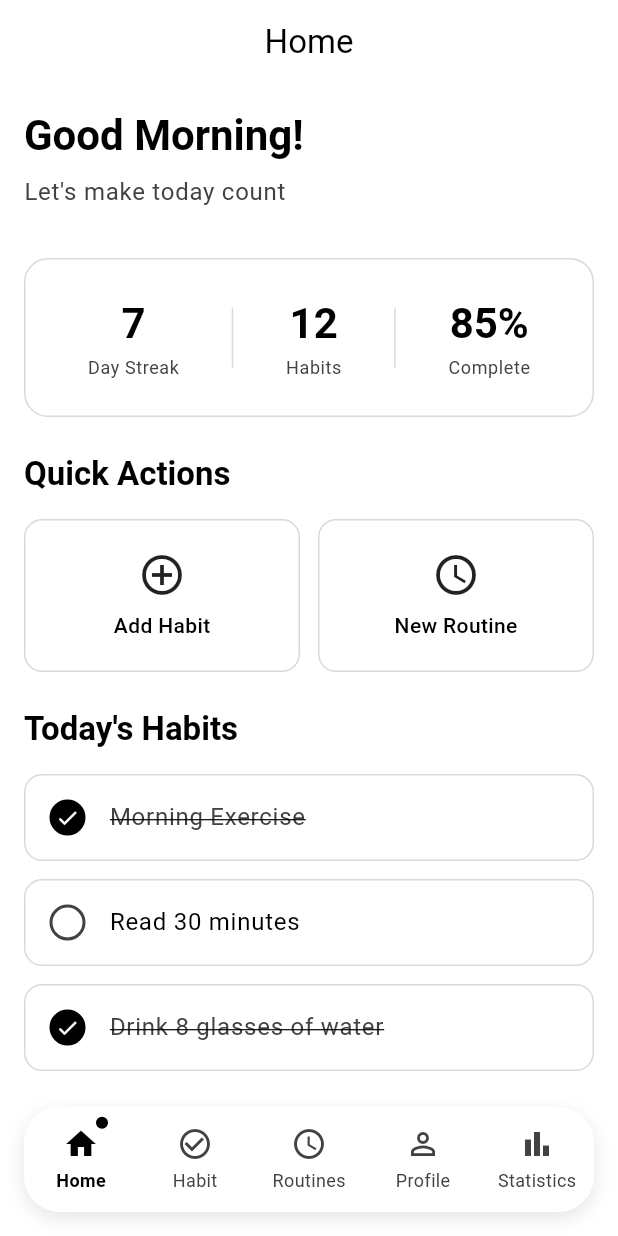
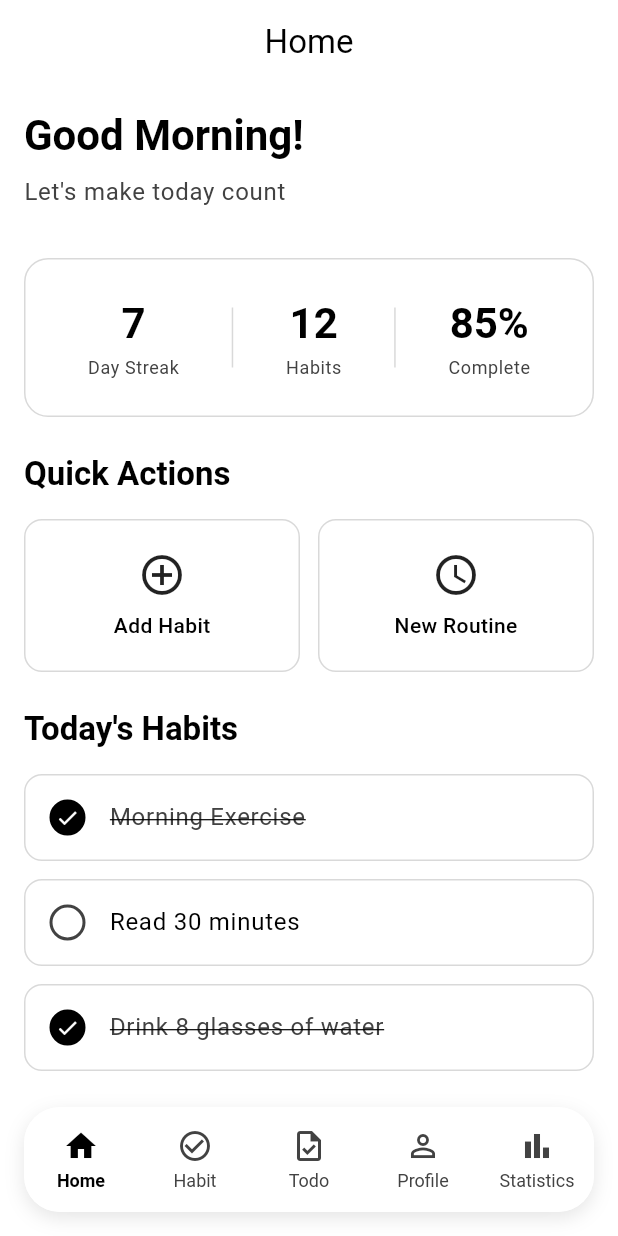
Before and after one commit to TomTom2k/tracker-habit-app, a Flutter app: the MainNavigationPage screen opened by its route, on a phone screen of 412 x 824 dp. Run offline on Flutter 3.47's test engine with Material 3 defaults, Android fonts, the phone set to English and light mode, and no system bars; our stand-ins replace go_router, shared_preferences; accounts and stored records are empty.

Commit message:
Refactor CustomBottomNavBar to StatefulWidget

```diff
--- a/lib/core/widgets/custom_bottom_nav_bar.dart
+++ b/lib/core/widgets/custom_bottom_nav_bar.dart
@@ -1,6 +1,6 @@
 import 'package:flutter/material.dart';
 
-class CustomBottomNavBar extends StatelessWidget {
+class CustomBottomNavBar extends StatefulWidget {
   final int currentIndex;
   final Function(int) onTap;
   final List<BottomNavItem> items;
@@ -11,6 +11,47 @@ class CustomBottomNavBar extends StatelessWidget {
     required this.onTap,
     required this.items,
   });
+
+  @override
+  State<CustomBottomNavBar> createState() => _CustomBottomNavBarState();
+}
+
+class _CustomBottomNavBarState extends State<CustomBottomNavBar>
+    with SingleTickerProviderStateMixin {
+  late AnimationController _animationController;
+  late Animation<double> _animation;
+  int _previousIndex = 0;
+
+  @override
+  void initState() {
+    super.initState();
+    _previousIndex = widget.currentIndex;
+    _animationController = AnimationController(
+      vsync: this,
+      duration: const Duration(milliseconds: 300),
+    );
+    _animation = CurvedAnimation(
+      parent: _animationController,
+      curve: Curves.easeInOutCubic,
+    );
+    _animationController.forward();
+  }
+
+  @override
+  void didUpdateWidget(CustomBottomNavBar oldWidget) {
+    super.didUpdateWidget(oldWidget);
+    if (oldWidget.currentIndex != widget.currentIndex) {
+      _previousIndex = oldWidget.currentIndex;
+      _animationController.reset();
+      _animationController.forward();
+    }
+  }
+
+  @override
+  void dispose() {
+    _animationController.dispose();
+    super.dispose();
+  }
 
   @override
   Widget build(BuildContext context) {
@@ -36,26 +77,33 @@ class CustomBottomNavBar extends StatelessWidget {
       ),
       child: ClipRRect(
         borderRadius: BorderRadius.circular(24),
-        child: CustomPaint(
-          painter: NotchPainter(
-            selectedIndex: currentIndex,
-            itemCount: items.length,
+        child: AnimatedBuilder(
+          animation: _animation,
+          builder: (context, child) {
+            return CustomPaint(
+              painter: AnimatedNotchPainter(
+                selectedIndex: widget.currentIndex,
+                previousIndex: _previousIndex,
+                itemCount: widget.items.length,
                 notchColor: backgroundColor,
+                animation: _animation.value,
               ),
               child: Row(
                 mainAxisAlignment: MainAxisAlignment.spaceAround,
                 children: List.generate(
-              items.length,
+                  widget.items.length,
                   (index) => _buildNavItem(
                     context,
-                items[index],
+                    widget.items[index],
                     index,
-                currentIndex == index,
+                    widget.currentIndex == index,
                     selectedColor,
                     unselectedColor,
                   ),
                 ),
               ),
+            );
+          },
         ),
       ),
     );
@@ -71,7 +119,7 @@ class CustomBottomNavBar extends StatelessWidget {
   ) {
     return Expanded(
       child: GestureDetector(
-        onTap: () => onTap(index),
+        onTap: () => widget.onTap(index),
         behavior: HitTestBehavior.opaque,
         child: Column(
           mainAxisAlignment: MainAxisAlignment.center,
@@ -79,34 +127,32 @@ class CustomBottomNavBar extends StatelessWidget {
             Stack(
               clipBehavior: Clip.none,
               children: [
-                Icon(
+                AnimatedSwitcher(
+                  duration: const Duration(milliseconds: 200),
+                  transitionBuilder: (child, animation) {
+                    return ScaleTransition(
+                      scale: animation,
+                      child: child,
+                    );
+                  },
+                  child: Icon(
                     isSelected ? item.activeIcon : item.icon,
+                    key: ValueKey('${item.label}_$isSelected'),
                     color: isSelected ? selectedColor : unselectedColor,
                     size: 24,
-                ),
-                if (isSelected)
-                  Positioned(
-                    top: -6,
-                    right: -6,
-                    child: Container(
-                      width: 8,
-                      height: 8,
-                      decoration: BoxDecoration(
-                        color: selectedColor,
-                        shape: BoxShape.circle,
-                      ),
                   ),
                 ),
               ],
             ),
             const SizedBox(height: 4),
-            Text(
-              item.label,
+            AnimatedDefaultTextStyle(
+              duration: const Duration(milliseconds: 200),
               style: TextStyle(
                 fontSize: 12,
                 fontWeight: isSelected ? FontWeight.w600 : FontWeight.normal,
                 color: isSelected ? selectedColor : unselectedColor,
               ),
+              child: Text(item.label),
             ),
           ],
         ),
@@ -115,21 +161,30 @@ class CustomBottomNavBar extends StatelessWidget {
   }
 }
 
-class NotchPainter extends CustomPainter {
+class AnimatedNotchPainter extends CustomPainter {
   final int selectedIndex;
+  final int previousIndex;
   final int itemCount;
   final Color notchColor;
+  final double animation;
 
-  NotchPainter({
+  AnimatedNotchPainter({
     required this.selectedIndex,
+    required this.previousIndex,
     required this.itemCount,
     required this.notchColor,
+    required this.animation,
   });
 
   @override
   void paint(Canvas canvas, Size size) {
     final itemWidth = size.width / itemCount;
-    final centerX = (selectedIndex * itemWidth) + (itemWidth / 2);
+
+    // Tính toán vị trí notch với animation
+    final previousCenterX = (previousIndex * itemWidth) + (itemWidth / 2);
+    final currentCenterX = (selectedIndex * itemWidth) + (itemWidth / 2);
+    final centerX = previousCenterX + (currentCenterX - previousCenterX) * animation;
+
     const notchHeight = 18.0;
     const notchWidth = 48.0;
     const borderRadius = 24.0;
@@ -151,22 +206,23 @@ class NotchPainter extends CustomPainter {
       path.lineTo(borderRadius, 0);
     }
 
-    // Vẽ notch (vết lõm lên trên)
+    // Vẽ notch (vết lõm lên trên) với animation
+    final animatedNotchHeight = notchHeight * (0.5 + 0.5 * animation);
     path.quadraticBezierTo(
       centerX - notchWidth / 3,
-      -notchHeight * 0.5,
+      -animatedNotchHeight * 0.5,
       centerX - notchWidth / 6,
-      -notchHeight * 0.2,
+      -animatedNotchHeight * 0.2,
     );
     path.quadraticBezierTo(
       centerX,
-      -notchHeight,
+      -animatedNotchHeight,
       centerX + notchWidth / 6,
-      -notchHeight * 0.2,
+      -animatedNotchHeight * 0.2,
     );
     path.quadraticBezierTo(
       centerX + notchWidth / 3,
-      -notchHeight * 0.5,
+      -animatedNotchHeight * 0.5,
       centerX + notchWidth / 2,
       0,
     );
@@ -218,8 +274,10 @@ class NotchPainter extends CustomPainter {
   }
 
   @override
-  bool shouldRepaint(NotchPainter oldDelegate) {
-    return oldDelegate.selectedIndex != selectedIndex;
+  bool shouldRepaint(AnimatedNotchPainter oldDelegate) {
+    return oldDelegate.selectedIndex != selectedIndex ||
+        oldDelegate.animation != animation ||
+        oldDelegate.previousIndex != previousIndex;
   }
 }
 
--- a/lib/features/home/presentation/pages/main_navigation_page.dart
+++ b/lib/features/home/presentation/pages/main_navigation_page.dart
@@ -1,7 +1,7 @@
 import 'package:flutter/material.dart';
 import '../widgets/home_page.dart';
 import '../../../habit/presentation/pages/habit_page.dart';
-import '../../../routines/presentation/pages/routines_page.dart';
+import '../../../todo/presentation/pages/todo_page.dart';
 import '../../../profile/presentation/pages/profile_page.dart';
 import '../../../statistics/presentation/pages/statistics_page.dart';
 import '../../../../core/widgets/custom_bottom_nav_bar.dart';
@@ -19,7 +19,7 @@ class _MainNavigationPageState extends State<MainNavigationPage> {
   final List<Widget> _pages = [
     const HomePage(),
     const HabitPage(),
-    const RoutinesPage(),
+    const TodoPage(),
     const ProfilePage(),
     const StatisticsPage(),
   ];
@@ -36,9 +36,9 @@ class _MainNavigationPageState extends State<MainNavigationPage> {
       label: 'Habit',
     ),
     BottomNavItem(
-      icon: Icons.schedule_outlined,
-      activeIcon: Icons.schedule,
-      label: 'Routines',
+      icon: Icons.task_outlined,
+      activeIcon: Icons.task,
+      label: 'Todo',
     ),
     BottomNavItem(
       icon: Icons.person_outline,
--- a/lib/features/routines/presentation/pages/routines_page.dart
+++ b/lib/features/todo/presentation/pages/todo_page.dart
@@ -1,16 +1,16 @@
 import 'package:flutter/material.dart';
 
-class RoutinesPage extends StatelessWidget {
-  const RoutinesPage({super.key});
+class TodoPage extends StatelessWidget {
+  const TodoPage({super.key});
 
   @override
   Widget build(BuildContext context) {
     return Scaffold(
       appBar: AppBar(
-        title: const Text('Routines'),
+        title: const Text('Todo'),
       ),
       body: const Center(
-        child: Text('Routines Page'),
+        child: Text('Todo Page'),
       ),
     );
   }
```
Lines whose indentation alone changed are shown as unchanged.
